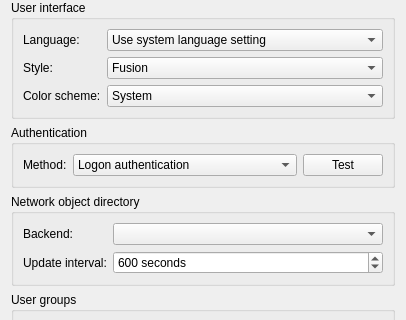
Qt form configurator/src/GeneralConfigurationPage.ui (infolevishcoders-web/classwatch) before a commit; both pictures show x 0 to 406 and y 0 to 320 of the 406 by 657 pixel window.
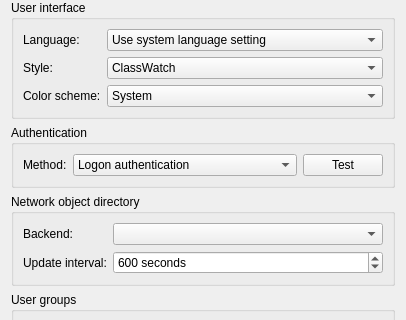
The same form after that commit. Icons and pictures are not drawn.

```diff
--- a/configurator/src/GeneralConfigurationPage.ui
+++ b/configurator/src/GeneralConfigurationPage.ui
@@ -19,7 +19,7 @@
        <widget class="QComboBox" name="uiStyle">
         <item>
          <property name="text">
-          <string notr="true">Fusion</string>
+          <string notr="true">ClassWatch</string>
          </property>
         </item>
         <item>
```
Left out of the diff: 2 changed lines with no effect on the pictures.
